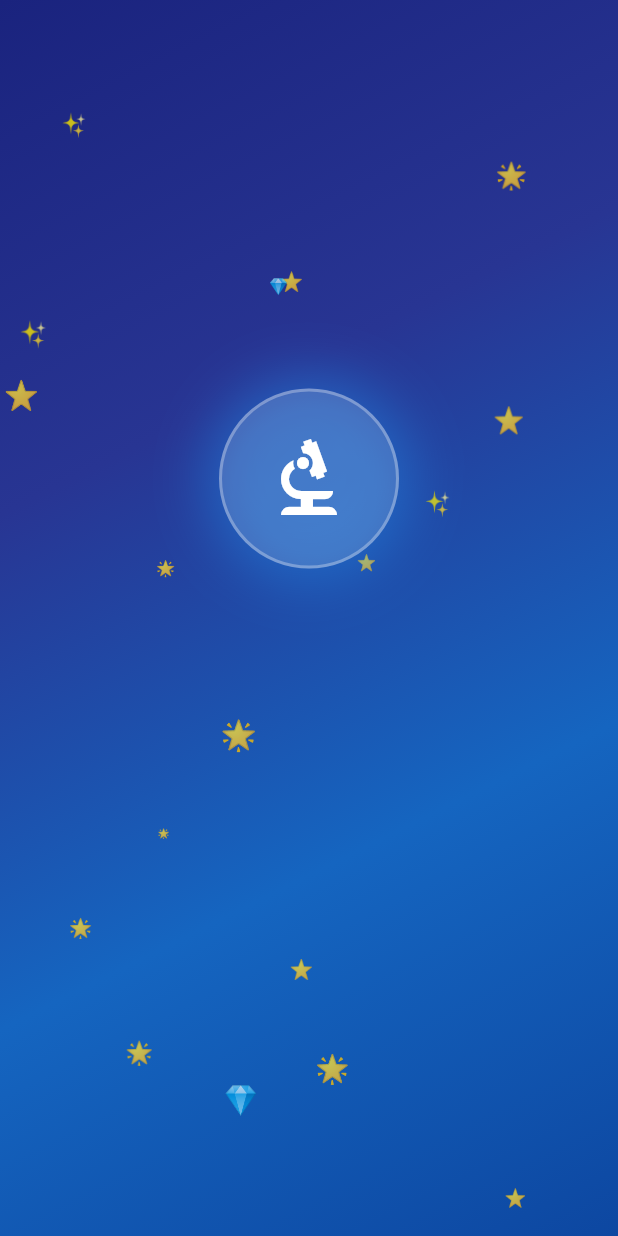
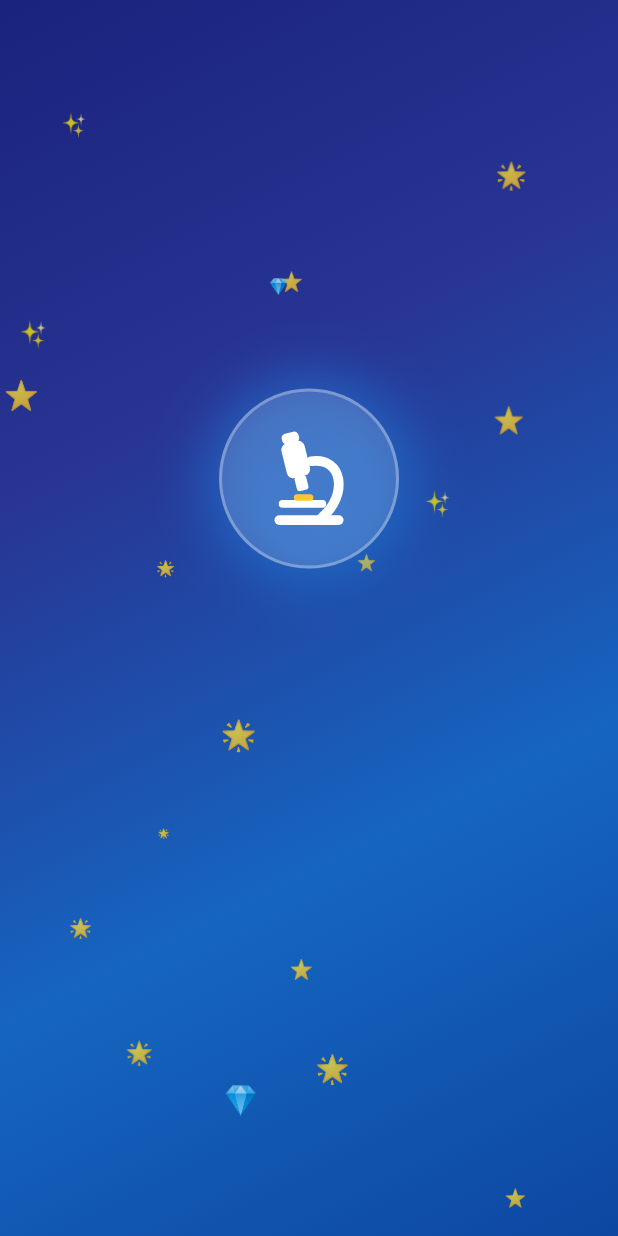
Before and after one commit to projaFR/labo-emile, a Flutter app: the first screen one second after launch, on a phone screen of 412 x 824 dp. Run offline on Flutter 3.47's test engine with Material 3 defaults, Android fonts, the phone set to English and light mode, and no system bars; our stand-ins replace audioplayers, confetti, shared_preferences.

Commit message:
Microscope dessiné en code (blanc avec touche dorée) sur l'écran de lancement
Co-Authored-By: Claude Sonnet 5.5 <noreply@anthropic.com>

```diff
--- a/lib/theme.dart
+++ b/lib/theme.dart
@@ -70,6 +70,9 @@ class LaboPalette {
   static const warn = Colors.orange;
   static const nuit = Color(0xFF1A237E);
   static const or = Colors.amber;
+
+  /// Doré des petites touches d'icône (même jaune que Cartable).
+  static const touche = Color(0xFFFFC43D);
 }
 
 /// Formes communes avec Réviser : cartes ~12 px, boutons ~8 px.
--- a/lib/views/launch_screen.dart
+++ b/lib/views/launch_screen.dart
@@ -1,6 +1,7 @@
 import 'dart:math';
 import 'package:flutter/material.dart';
 import '../theme.dart';
+import '../widgets/microscope_icon.dart';
 
 /// Écran de lancement animé affiché au démarrage de l'app.
 /// Se ferme automatiquement après l'animation (~2.5s).
@@ -181,13 +182,9 @@ class _LaunchScreenState extends State<LaunchScreen>
                             ],
                           ),
                           child: const Center(
-                            // Icône Material (police embarquée) : pas de
-                            // glyphe manquant au chargement sur le web.
-                            child: Icon(
-                              Icons.biotech,
-                              size: 64,
-                              color: Colors.white,
-                            ),
+                            // Dessin en code : pas de police, pas de glyphe
+                            // manquant au chargement sur le web.
+                            child: MicroscopeIcon(size: 72),
                           ),
                         ),
                       ),
--- /dev/null
+++ b/lib/widgets/microscope_icon.dart
@@ -0,0 +1,77 @@
+import 'dart:math' as math;
+
+import 'package:flutter/material.dart';
+
+import '../theme.dart';
+
+/// Microscope dessiné en code (aucune police, aucun téléchargement).
+/// Formes pleines et arrondies, blanches, avec une seule touche d'or :
+/// la lamelle posée sur la platine. Même esprit que les icônes de Cartable.
+class MicroscopeIcon extends StatelessWidget {
+  const MicroscopeIcon({
+    super.key,
+    this.size = 64,
+    this.color = Colors.white,
+    this.accent = LaboPalette.touche,
+  });
+
+  final double size;
+  final Color color;
+  final Color accent;
+
+  @override
+  Widget build(BuildContext context) => CustomPaint(
+        size: Size.square(size),
+        painter: _MicroscopePainter(color, accent),
+      );
+}
+
+class _MicroscopePainter extends CustomPainter {
+  _MicroscopePainter(this.color, this.accent);
+
+  final Color color;
+  final Color accent;
+
+  @override
+  void paint(Canvas canvas, Size size) {
+    final s = size.width / 100;
+    canvas.scale(s);
+    final white = Paint()..color = color..isAntiAlias = true;
+    final gold = Paint()..color = accent..isAntiAlias = true;
+    RRect r(double x, double y, double w, double h, double rad) =>
+        RRect.fromRectAndRadius(Rect.fromLTWH(x, y, w, h), Radius.circular(rad));
+
+    // Bras en arc, à droite, de la tête du tube jusqu'au pied.
+    final arm = Paint()
+      ..color = color
+      ..style = PaintingStyle.stroke
+      ..strokeWidth = 9
+      ..strokeCap = StrokeCap.round
+      ..isAntiAlias = true;
+    canvas.drawPath(
+      Path()
+        ..moveTo(52, 34)
+        ..cubicTo(82, 30, 86, 66, 62, 86),
+      arm,
+    );
+
+    // Tube incliné : oculaire, corps, objectif.
+    canvas.save();
+    canvas.translate(45, 62);
+    canvas.rotate(-math.pi / 13);
+    canvas.translate(-45, -62);
+    canvas.drawRRect(r(37, 6, 16, 10, 4), white);
+    canvas.drawRRect(r(34, 15, 22, 33, 6), white);
+    canvas.drawRRect(r(39.5, 47, 11, 14, 3), white);
+    canvas.restore();
+
+    // Platine, lamelle dorée, pied.
+    canvas.drawRRect(r(22, 70, 44, 7, 3.5), white);
+    canvas.drawRRect(r(36, 64.5, 18, 6, 3), gold);
+    canvas.drawRRect(r(18, 84, 64, 9, 4.5), white);
+  }
+
+  @override
+  bool shouldRepaint(_MicroscopePainter old) =>
+      old.color != color || old.accent != accent;
+}
```
Also changed, not shown: captures/icone_lancement.png (added).
